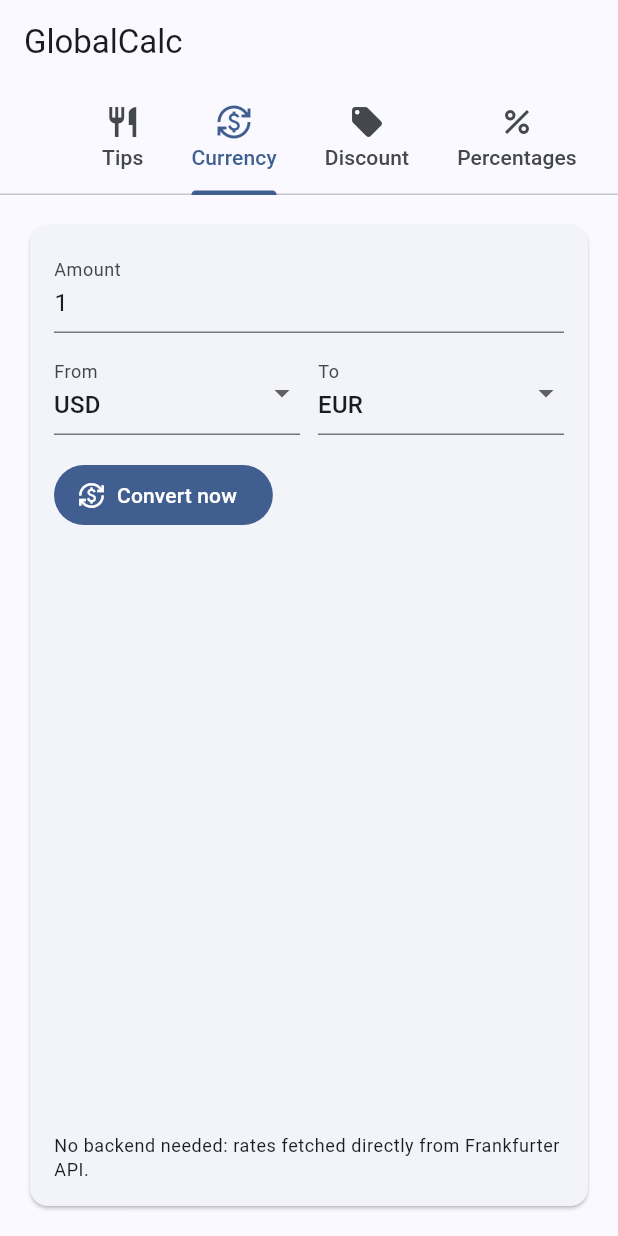
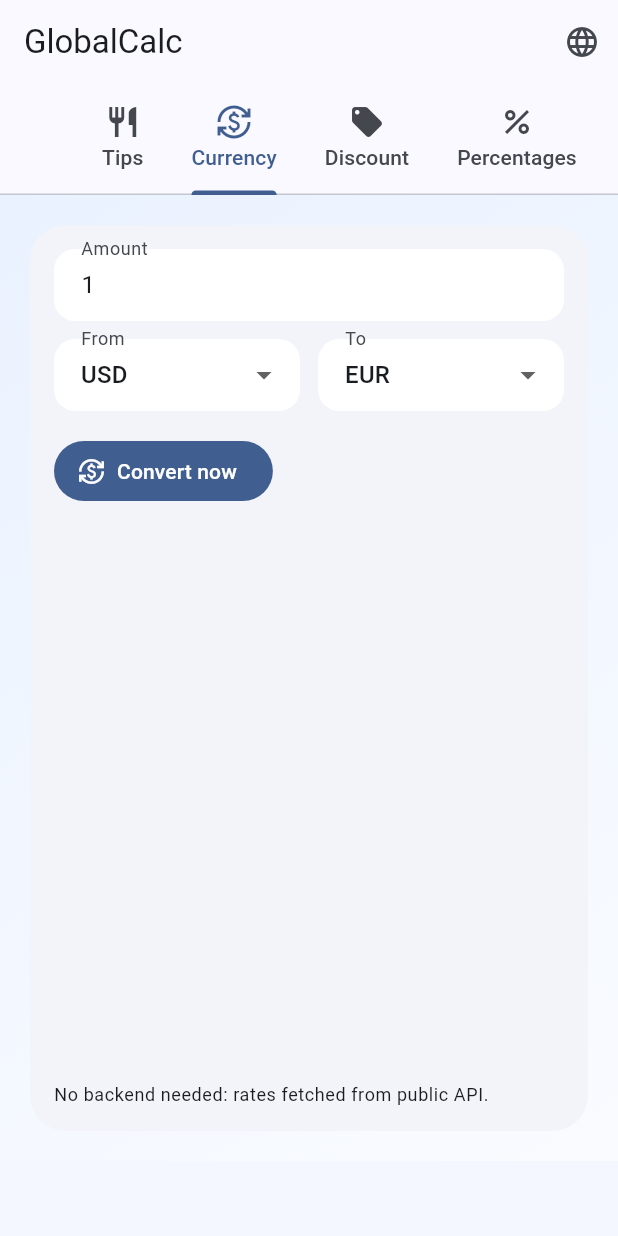
Before and after one commit to Gamellan/GlobalCalc, a Flutter app: the screen it shows after launch, tab 2 chosen, on a phone screen of 412 x 824 dp. Run offline on Flutter 3.47's test engine with Material 3 defaults, Android fonts, the phone set to English and light mode, and no system bars; drawn by our look-alikes of google_mobile_ads; our stand-ins replace shared_preferences; network calls fail.

Commit message:
Add offline currency cache, i18n (en/es/pt/fr), AdMob integration, and ASO draft

```diff
--- /dev/null
+++ b/lib/l10n/app_texts.dart
@@ -0,0 +1,189 @@
+import 'package:flutter/widgets.dart';
+
+class AppTexts {
+  AppTexts(this.locale);
+
+  final Locale locale;
+
+  static const supportedLocales = [
+    Locale('en'),
+    Locale('es'),
+    Locale('pt'),
+    Locale('fr'),
+  ];
+
+  static AppTexts of(BuildContext context) {
+    final texts = Localizations.of<AppTexts>(context, AppTexts);
+    if (texts == null) {
+      return AppTexts(const Locale('en'));
+    }
+    return texts;
+  }
+
+  static const LocalizationsDelegate<AppTexts> delegate = _AppTextsDelegate();
+
+  static const Map<String, Map<String, String>> _values = {
+    'en': {
+      'appName': 'GlobalCalc',
+      'tips': 'Tips',
+      'currency': 'Currency',
+      'discount': 'Discount',
+      'percentages': 'Percentages',
+      'billAmount': 'Bill amount',
+      'tip': 'Tip',
+      'splitByPeople': 'Split by people',
+      'tipAmount': 'Tip amount',
+      'totalWithTip': 'Total with tip',
+      'perPerson': 'Per person',
+      'amount': 'Amount',
+      'from': 'From',
+      'to': 'To',
+      'convertNow': 'Convert now',
+      'offlineRateNotice': 'Offline mode: using cached exchange rate.',
+      'noBackendNotice': 'No backend needed: rates fetched from public API.',
+      'exchangeError': 'Could not fetch exchange rate. Check connection and try again.',
+      'youSave': 'You save',
+      'finalPrice': 'Final price',
+      'originalPrice': 'Original price',
+      'discountValue': 'Discount',
+      'whatIsPercentOf': 'A) What is X% of N?',
+      'partOfWhole': 'B) Part is what % of whole?',
+      'numberN': 'N (number)',
+      'percentX': 'X (percent)',
+      'part': 'Part',
+      'whole': 'Whole',
+      'result': 'Result',
+      'language': 'Language',
+      'rateLabel': 'Rate',
+      'liveRate': 'Live rate',
+      'cachedRate': 'Cached rate',
+      'adLabel': 'Ad'
+    },
+    'es': {
+      'appName': 'GlobalCalc',
+      'tips': 'Propinas',
+      'currency': 'Divisas',
+      'discount': 'Descuentos',
+      'percentages': 'Porcentajes',
+      'billAmount': 'Importe de la cuenta',
+      'tip': 'Propina',
+      'splitByPeople': 'Dividir entre personas',
+      'tipAmount': 'Monto de propina',
+      'totalWithTip': 'Total con propina',
+      'perPerson': 'Por persona',
+      'amount': 'Cantidad',
+      'from': 'De',
+      'to': 'A',
+      'convertNow': 'Convertir ahora',
+      'offlineRateNotice': 'Modo sin conexion: usando tasa en cache.',
+      'noBackendNotice': 'Sin backend propio: tasas desde API publica.',
+      'exchangeError': 'No se pudo obtener la tasa. Revisa la conexion e intenta de nuevo.',
+      'youSave': 'Ahorras',
+      'finalPrice': 'Precio final',
+      'originalPrice': 'Precio original',
+      'discountValue': 'Descuento',
+      'whatIsPercentOf': 'A) Cuanto es X% de N?',
+      'partOfWhole': 'B) Parte representa que % del total?',
+      'numberN': 'N (numero)',
+      'percentX': 'X (porcentaje)',
+      'part': 'Parte',
+      'whole': 'Total',
+      'result': 'Resultado',
+      'language': 'Idioma',
+      'rateLabel': 'Tasa',
+      'liveRate': 'Tasa en vivo',
+      'cachedRate': 'Tasa en cache',
+      'adLabel': 'Anuncio'
+    },
+    'pt': {
+      'appName': 'GlobalCalc',
+      'tips': 'Gorjetas',
+      'currency': 'Cambio',
+      'discount': 'Desconto',
+      'percentages': 'Percentuais',
+      'billAmount': 'Valor da conta',
+      'tip': 'Gorjeta',
+      'splitByPeople': 'Dividir por pessoas',
+      'tipAmount': 'Valor da gorjeta',
+      'totalWithTip': 'Total com gorjeta',
+      'perPerson': 'Por pessoa',
+      'amount': 'Valor',
+      'from': 'De',
+      'to': 'Para',
+      'convertNow': 'Converter agora',
+      'offlineRateNotice': 'Modo offline: usando taxa em cache.',
+      'noBackendNotice': 'Sem backend proprio: taxas de API publica.',
+      'exchangeError': 'Nao foi possivel obter a taxa. Verifique a conexao e tente novamente.',
+      'youSave': 'Voce economiza',
+      'finalPrice': 'Preco final',
+      'originalPrice': 'Preco original',
+      'discountValue': 'Desconto',
+      'whatIsPercentOf': 'A) Quanto e X% de N?',
+      'partOfWhole': 'B) A parte representa qual % do total?',
+      'numberN': 'N (numero)',
+      'percentX': 'X (percentual)',
+      'part': 'Parte',
+      'whole': 'Total',
+      'result': 'Resultado',
+      'language': 'Idioma',
+      'rateLabel': 'Taxa',
+      'liveRate': 'Taxa ao vivo',
+      'cachedRate': 'Taxa em cache',
+      'adLabel': 'Anuncio'
+    },
+    'fr': {
+      'appName': 'GlobalCalc',
+      'tips': 'Pourboires',
+      'currency': 'Devise',
+      'discount': 'Remise',
+      'percentages': 'Pourcentages',
+      'billAmount': 'Montant de la note',
+      'tip': 'Pourboire',
+      'splitByPeople': 'Partager entre personnes',
+      'tipAmount': 'Montant du pourboire',
+      'totalWithTip': 'Total avec pourboire',
+      'perPerson': 'Par personne',
+      'amount': 'Montant',
+      'from': 'De',
+      'to': 'Vers',
+      'convertNow': 'Convertir',
+      'offlineRateNotice': 'Mode hors ligne: taux en cache utilise.',
+      'noBackendNotice': 'Sans backend: taux depuis API publique.',
+      'exchangeError': 'Impossible de recuperer le taux. Verifiez la connexion.',
+      'youSave': 'Vous economisez',
+      'finalPrice': 'Prix final',
+      'originalPrice': 'Prix d origine',
+      'discountValue': 'Remise',
+      'whatIsPercentOf': 'A) Combien vaut X% de N?',
+      'partOfWhole': 'B) La partie represente quel % du total?',
+      'numberN': 'N (nombre)',
+      'percentX': 'X (pourcentage)',
+      'part': 'Partie',
+      'whole': 'Total',
+      'result': 'Resultat',
+      'language': 'Langue',
+      'rateLabel': 'Taux',
+      'liveRate': 'Taux en direct',
+      'cachedRate': 'Taux en cache',
+      'adLabel': 'Publicite'
+    },
+  };
+
+  String get _lang => _values.containsKey(locale.languageCode) ? locale.languageCode : 'en';
+
+  String t(String key) => _values[_lang]?[key] ?? _values['en']![key] ?? key;
+}
+
+class _AppTextsDelegate extends LocalizationsDelegate<AppTexts> {
+  const _AppTextsDelegate();
+
+  @override
+  bool isSupported(Locale locale) =>
+      AppTexts.supportedLocales.any((supported) => supported.languageCode == locale.languageCode);
+
+  @override
+  Future<AppTexts> load(Locale locale) async => AppTexts(locale);
+
+  @override
+  bool shouldReload(covariant LocalizationsDelegate<AppTexts> old) => false;
+}
--- a/lib/main.dart
+++ b/lib/main.dart
@@ -1,56 +1,167 @@
 import 'dart:convert';
 
 import 'package:flutter/material.dart';
+import 'package:flutter_localizations/flutter_localizations.dart';
+import 'package:google_mobile_ads/google_mobile_ads.dart';
 import 'package:http/http.dart' as http;
+import 'package:shared_preferences/shared_preferences.dart';
 
-void main() {
+import 'l10n/app_texts.dart';
+
+Future<void> main() async {
+  WidgetsFlutterBinding.ensureInitialized();
+  await MobileAds.instance.initialize();
   runApp(const GlobalCalcApp());
 }
 
-class GlobalCalcApp extends StatelessWidget {
+class GlobalCalcApp extends StatefulWidget {
   const GlobalCalcApp({super.key});
+
+  @override
+  State<GlobalCalcApp> createState() => _GlobalCalcAppState();
+}
+
+class _GlobalCalcAppState extends State<GlobalCalcApp> {
+  Locale _locale = const Locale('en');
 
   @override
   Widget build(BuildContext context) {
     return MaterialApp(
       title: 'GlobalCalc',
       debugShowCheckedModeBanner: false,
+      locale: _locale,
+      supportedLocales: AppTexts.supportedLocales,
+      localizationsDelegates: const [
+        AppTexts.delegate,
+        GlobalMaterialLocalizations.delegate,
+        GlobalWidgetsLocalizations.delegate,
+        GlobalCupertinoLocalizations.delegate,
+      ],
       theme: ThemeData(
+        useMaterial3: true,
         colorScheme: ColorScheme.fromSeed(seedColor: const Color(0xFF0A84FF)),
-        useMaterial3: true,
+        scaffoldBackgroundColor: const Color(0xFFF4F7FF),
+        cardTheme: CardThemeData(
+          elevation: 0,
+          shape: RoundedRectangleBorder(borderRadius: BorderRadius.circular(24)),
         ),
-      home: const GlobalCalcHomePage(),
+        inputDecorationTheme: InputDecorationTheme(
+          filled: true,
+          fillColor: Colors.white,
+          border: OutlineInputBorder(
+            borderRadius: BorderRadius.circular(14),
+            borderSide: BorderSide.none,
+          ),
+          contentPadding: const EdgeInsets.symmetric(horizontal: 14, vertical: 12),
+        ),
+      ),
+      home: GlobalCalcHomePage(
+        locale: _locale,
+        onLocaleChanged: (locale) => setState(() => _locale = locale),
+      ),
     );
   }
 }
 
-class GlobalCalcHomePage extends StatelessWidget {
-  const GlobalCalcHomePage({super.key});
+class GlobalCalcHomePage extends StatefulWidget {
+  const GlobalCalcHomePage({
+    super.key,
+    required this.locale,
+    required this.onLocaleChanged,
+  });
+
+  final Locale locale;
+  final ValueChanged<Locale> onLocaleChanged;
+
+  @override
+  State<GlobalCalcHomePage> createState() => _GlobalCalcHomePageState();
+}
+
+class _GlobalCalcHomePageState extends State<GlobalCalcHomePage> {
+  BannerAd? _bannerAd;
+
+  @override
+  void initState() {
+    super.initState();
+    _loadBanner();
+  }
+
+  void _loadBanner() {
+    final banner = BannerAd(
+      adUnitId: AdMobConfig.bannerAdUnitId,
+      request: const AdRequest(),
+      size: AdSize.banner,
+      listener: BannerAdListener(
+        onAdLoaded: (_) => setState(() {}),
+      ),
+    );
+
+    banner.load();
+    _bannerAd = banner;
+  }
+
+  @override
+  void dispose() {
+    _bannerAd?.dispose();
+    super.dispose();
+  }
 
   @override
   Widget build(BuildContext context) {
+    final t = AppTexts.of(context);
+
     return DefaultTabController(
       length: 4,
       child: Scaffold(
         appBar: AppBar(
-          title: const Text('GlobalCalc'),
-          bottom: const TabBar(
+          title: Text(t.t('appName')),
+          actions: [
+            PopupMenuButton<Locale>(
+              tooltip: t.t('language'),
+              icon: const Icon(Icons.language),
+              onSelected: widget.onLocaleChanged,
+              itemBuilder: (context) => const [
+                PopupMenuItem(value: Locale('en'), child: Text('English')),
+                PopupMenuItem(value: Locale('es'), child: Text('Espanol')),
+                PopupMenuItem(value: Locale('pt'), child: Text('Portugues')),
+                PopupMenuItem(value: Locale('fr'), child: Text('Francais')),
+              ],
+            ),
+          ],
+          bottom: TabBar(
             isScrollable: true,
             tabs: [
-              Tab(icon: Icon(Icons.restaurant), text: 'Tips'),
-              Tab(icon: Icon(Icons.currency_exchange), text: 'Currency'),
-              Tab(icon: Icon(Icons.local_offer), text: 'Discount'),
-              Tab(icon: Icon(Icons.percent), text: 'Percentages'),
+              Tab(icon: const Icon(Icons.restaurant), text: t.t('tips')),
+              Tab(icon: const Icon(Icons.currency_exchange), text: t.t('currency')),
+              Tab(icon: const Icon(Icons.local_offer), text: t.t('discount')),
+              Tab(icon: const Icon(Icons.percent), text: t.t('percentages')),
             ],
           ),
         ),
-        body: const TabBarView(
+        body: DecoratedBox(
+          decoration: const BoxDecoration(
+            gradient: LinearGradient(
+              begin: Alignment.topLeft,
+              end: Alignment.bottomRight,
+              colors: [Color(0xFFEAF2FF), Color(0xFFF9FBFF)],
+            ),
+          ),
+          child: TabBarView(
             children: [
-            TipCalculatorTab(),
-            CurrencyConverterTab(),
-            DiscountCalculatorTab(),
-            PercentageCalculatorTab(),
+              const TipCalculatorTab(),
+              CurrencyConverterTab(onConversionCompleted: AdController.onConversionCompleted),
+              const DiscountCalculatorTab(),
+              const PercentageCalculatorTab(),
             ],
+          ),
+        ),
+        bottomNavigationBar: _bannerAd == null
+            ? null
+            : SafeArea(
+                child: SizedBox(
+                  height: _bannerAd!.size.height.toDouble(),
+                  child: AdWidget(ad: _bannerAd!),
+                ),
               ),
       ),
     );
@@ -80,6 +191,7 @@ class _TipCalculatorTabState extends State<TipCalculatorTab> {
 
   @override
   Widget build(BuildContext context) {
+    final t = AppTexts.of(context);
     final bill = _toDouble(_billController.text);
     final split = _toDouble(_splitController.text).clamp(1, 9999);
     final tipAmount = bill * (_tipPercent / 100);
@@ -93,11 +205,11 @@ class _TipCalculatorTabState extends State<TipCalculatorTab> {
           TextField(
             controller: _billController,
             keyboardType: const TextInputType.numberWithOptions(decimal: true),
-            decoration: const InputDecoration(labelText: 'Bill amount'),
+            decoration: InputDecoration(labelText: t.t('billAmount')),
             onChanged: (_) => setState(() {}),
           ),
           const SizedBox(height: 12),
-          Text('Tip: ${_tipPercent.toStringAsFixed(0)}%'),
+          Text('${t.t('tip')}: ${_tipPercent.toStringAsFixed(0)}%'),
           Slider(
             value: _tipPercent,
             min: 0,
@@ -109,13 +221,13 @@ class _TipCalculatorTabState extends State<TipCalculatorTab> {
           TextField(
             controller: _splitController,
             keyboardType: const TextInputType.numberWithOptions(decimal: false),
-            decoration: const InputDecoration(labelText: 'Split by people'),
+            decoration: InputDecoration(labelText: t.t('splitByPeople')),
             onChanged: (_) => setState(() {}),
           ),
           const SizedBox(height: 24),
-          _ResultLine(label: 'Tip amount', value: tipAmount),
-          _ResultLine(label: 'Total with tip', value: total),
-          _ResultLine(label: 'Per person', value: perPerson),
+          _ResultLine(label: t.t('tipAmount'), value: tipAmount),
+          _ResultLine(label: t.t('totalWithTip'), value: total),
+          _ResultLine(label: t.t('perPerson'), value: perPerson),
         ],
       ),
     );
@@ -123,7 +235,9 @@ class _TipCalculatorTabState extends State<TipCalculatorTab> {
 }
 
 class CurrencyConverterTab extends StatefulWidget {
-  const CurrencyConverterTab({super.key});
+  const CurrencyConverterTab({super.key, required this.onConversionCompleted});
+
+  final VoidCallback onConversionCompleted;
 
   @override
   State<CurrencyConverterTab> createState() => _CurrencyConverterTabState();
@@ -147,8 +261,7 @@ class _CurrencyConverterTabState extends State<CurrencyConverterTab> {
   String _from = 'USD';
   String _to = 'EUR';
   bool _loading = false;
-  double? _converted;
-  double? _rate;
+  CurrencyConversion? _conversion;
   String? _error;
 
   @override
@@ -167,12 +280,12 @@ class _CurrencyConverterTabState extends State<CurrencyConverterTab> {
     try {
       final result = await CurrencyService.convert(amount: amount, from: _from, to: _to);
       setState(() {
-        _converted = result.converted;
-        _rate = result.rate;
+        _conversion = result;
       });
-    } catch (e) {
+      widget.onConversionCompleted();
+    } catch (_) {
       setState(() {
-        _error = 'Could not fetch exchange rate. Check connection and try again.';
+        _error = AppTexts.of(context).t('exchangeError');
       });
     } finally {
       setState(() {
@@ -183,6 +296,8 @@ class _CurrencyConverterTabState extends State<CurrencyConverterTab> {
 
   @override
   Widget build(BuildContext context) {
+    final t = AppTexts.of(context);
+
     return _CalculatorContainer(
       child: Column(
         crossAxisAlignment: CrossAxisAlignment.start,
@@ -190,7 +305,7 @@ class _CurrencyConverterTabState extends State<CurrencyConverterTab> {
           TextField(
             controller: _amountController,
             keyboardType: const TextInputType.numberWithOptions(decimal: true),
-            decoration: const InputDecoration(labelText: 'Amount'),
+            decoration: InputDecoration(labelText: t.t('amount')),
           ),
           const SizedBox(height: 12),
           Row(
@@ -198,7 +313,7 @@ class _CurrencyConverterTabState extends State<CurrencyConverterTab> {
               Expanded(
                 child: DropdownButtonFormField<String>(
                   initialValue: _from,
-                  decoration: const InputDecoration(labelText: 'From'),
+                  decoration: InputDecoration(labelText: t.t('from')),
                   items: _currencies
                       .map((currency) => DropdownMenuItem(
                             value: currency,
@@ -212,7 +327,7 @@ class _CurrencyConverterTabState extends State<CurrencyConverterTab> {
               Expanded(
                 child: DropdownButtonFormField<String>(
                   initialValue: _to,
-                  decoration: const InputDecoration(labelText: 'To'),
+                  decoration: InputDecoration(labelText: t.t('to')),
                   items: _currencies
                       .map((currency) => DropdownMenuItem(
                             value: currency,
@@ -234,16 +349,28 @@ class _CurrencyConverterTabState extends State<CurrencyConverterTab> {
                     child: CircularProgressIndicator(strokeWidth: 2),
                   )
                 : const Icon(Icons.currency_exchange),
-            label: const Text('Convert now'),
+            label: Text(t.t('convertNow')),
           ),
           const SizedBox(height: 20),
-          if (_converted != null)
+          if (_conversion != null)
             Text(
-              '${_amountController.text} $_from = ${_converted!.toStringAsFixed(4)} $_to',
+              '${_amountController.text} $_from = ${_conversion!.converted.toStringAsFixed(4)} $_to',
               style: Theme.of(context).textTheme.titleMedium,
             ),
-          if (_rate != null)
-            Text('1 $_from = ${_rate!.toStringAsFixed(6)} $_to'),
+          if (_conversion != null)
+            Text(
+              '${t.t('rateLabel')}: 1 $_from = ${_conversion!.rate.toStringAsFixed(6)} $_to',
+            ),
+          if (_conversion != null && _conversion!.source == RateSource.cached)
+            Text(
+              t.t('offlineRateNotice'),
+              style: const TextStyle(color: Color(0xFF8A5C00)),
+            ),
+          if (_conversion != null)
+            Text(
+              _conversion!.source == RateSource.live ? t.t('liveRate') : t.t('cachedRate'),
+              style: const TextStyle(fontWeight: FontWeight.w600),
+            ),
           if (_error != null)
             Text(
               _error!,
@@ -251,7 +378,7 @@ class _CurrencyConverterTabState extends State<CurrencyConverterTab> {
             ),
           const Spacer(),
           Text(
-            'No backend needed: rates fetched directly from Frankfurter API.',
+            t.t('noBackendNotice'),
             style: Theme.of(context).textTheme.bodySmall,
           ),
         ],
@@ -279,6 +406,7 @@ class _DiscountCalculatorTabState extends State<DiscountCalculatorTab> {
 
   @override
   Widget build(BuildContext context) {
+    final t = AppTexts.of(context);
     final original = _toDouble(_priceController.text);
     final saved = original * (_discountPercent / 100);
     final finalPrice = original - saved;
@@ -290,11 +418,11 @@ class _DiscountCalculatorTabState extends State<DiscountCalculatorTab> {
           TextField(
             controller: _priceController,
             keyboardType: const TextInputType.numberWithOptions(decimal: true),
-            decoration: const InputDecoration(labelText: 'Original price'),
+            decoration: InputDecoration(labelText: t.t('originalPrice')),
             onChanged: (_) => setState(() {}),
           ),
           const SizedBox(height: 12),
-          Text('Discount: ${_discountPercent.toStringAsFixed(0)}%'),
+          Text('${t.t('discountValue')}: ${_discountPercent.toStringAsFixed(0)}%'),
           Slider(
             value: _discountPercent,
             min: 0,
@@ -304,8 +432,8 @@ class _DiscountCalculatorTabState extends State<DiscountCalculatorTab> {
             onChanged: (value) => setState(() => _discountPercent = value),
           ),
           const SizedBox(height: 24),
-          _ResultLine(label: 'You save', value: saved),
-          _ResultLine(label: 'Final price', value: finalPrice),
+          _ResultLine(label: t.t('youSave'), value: saved),
+          _ResultLine(label: t.t('finalPrice'), value: finalPrice),
         ],
       ),
     );
@@ -336,6 +464,7 @@ class _PercentageCalculatorTabState extends State<PercentageCalculatorTab> {
 
   @override
   Widget build(BuildContext context) {
+    final t = AppTexts.of(context);
     final number = _toDouble(_numberController.text);
     final percent = _toDouble(_percentController.text);
     final part = _toDouble(_partController.text);
@@ -346,37 +475,37 @@ class _PercentageCalculatorTabState extends State<PercentageCalculatorTab> {
     return _CalculatorContainer(
       child: ListView(
         children: [
-          Text('A) What is X% of N?', style: Theme.of(context).textTheme.titleSmall),
+          Text(t.t('whatIsPercentOf'), style: Theme.of(context).textTheme.titleSmall),
           const SizedBox(height: 8),
           TextField(
             controller: _numberController,
             keyboardType: const TextInputType.numberWithOptions(decimal: true),
-            decoration: const InputDecoration(labelText: 'N (number)'),
+            decoration: InputDecoration(labelText: t.t('numberN')),
             onChanged: (_) => setState(() {}),
           ),
           const SizedBox(height: 8),
           TextField(
             controller: _percentController,
             keyboardType: const TextInputType.numberWithOptions(decimal: true),
-            decoration: const InputDecoration(labelText: 'X (percent)'),
+            decoration: InputDecoration(labelText: t.t('percentX')),
             onChanged: (_) => setState(() {}),
           ),
           const SizedBox(height: 12),
-          _ResultLine(label: 'Result', value: percentOfNumber),
+          _ResultLine(label: t.t('result'), value: percentOfNumber),
           const SizedBox(height: 24),
-          Text('B) Part is what % of whole?', style: Theme.of(context).textTheme.titleSmall),
+          Text(t.t('partOfWhole'), style: Theme.of(context).textTheme.titleSmall),
           const SizedBox(height: 8),
           TextField(
             controller: _partController,
             keyboardType: const TextInputType.numberWithOptions(decimal: true),
-            decoration: const InputDecoration(labelText: 'Part'),
+            decoration: InputDecoration(labelText: t.t('part')),
             onChanged: (_) => setState(() {}),
           ),
           const SizedBox(height: 8),
           TextField(
             controller: _wholeController,
             keyboardType: const TextInputType.numberWithOptions(decimal: true),
-            decoration: const InputDecoration(labelText: 'Whole'),
+            decoration: InputDecoration(labelText: t.t('whole')),
             onChanged: (_) => setState(() {}),
           ),
           const SizedBox(height: 12),
@@ -427,6 +556,20 @@ class _CalculatorContainer extends StatelessWidget {
   }
 }
 
+enum RateSource { live, cached }
+
+class CurrencyConversion {
+  CurrencyConversion({
+    required this.converted,
+    required this.rate,
+    required this.source,
+  });
+
+  final double converted;
+  final double rate;
+  final RateSource source;
+}
+
 class CurrencyService {
   static Future<CurrencyConversion> convert({
     required double amount,
@@ -434,12 +577,14 @@ class CurrencyService {
     required String to,
   }) async {
     if (from == to) {
-      return CurrencyConversion(converted: amount, rate: 1);
+      return CurrencyConversion(converted: amount, rate: 1, source: RateSource.live);
     }
 
-    final uri = Uri.parse(
-      'https://api.frankfurter.app/latest?amount=$amount&from=$from&to=$to',
-    );
+    final cacheKey = 'rate_${from}_$to';
+    final prefs = await SharedPreferences.getInstance();
+
+    try {
+      final uri = Uri.parse('https://api.frankfurter.app/latest?amount=1&from=$from&to=$to');
       final response = await http.get(uri);
 
       if (response.statusCode != 200) {
@@ -448,16 +593,62 @@ class CurrencyService {
 
       final map = jsonDecode(response.body) as Map<String, dynamic>;
       final rates = map['rates'] as Map<String, dynamic>;
-    final converted = (rates[to] as num).toDouble();
-    final double rate = amount == 0 ? 0.0 : converted / amount;
+      final rate = (rates[to] as num).toDouble();
 
-    return CurrencyConversion(converted: converted, rate: rate);
+      await prefs.setDouble(cacheKey, rate);
+      await prefs.setInt('${cacheKey}_ts', DateTime.now().millisecondsSinceEpoch);
+
+      return CurrencyConversion(
+        converted: amount * rate,
+        rate: rate,
+        source: RateSource.live,
+      );
+    } catch (_) {
+      final cachedRate = prefs.getDouble(cacheKey);
+      if (cachedRate == null) {
+        rethrow;
+      }
+
+      return CurrencyConversion(
+        converted: amount * cachedRate,
+        rate: cachedRate,
+        source: RateSource.cached,
+      );
+    }
   }
 }
 
-class CurrencyConversion {
-  CurrencyConversion({required this.converted, required this.rate});
+class AdMobConfig {
+  AdMobConfig._();
 
-  final double converted;
-  final double rate;
+  // Test IDs. Replace with production IDs before release.
+  static const String appId = 'ca-app-pub-3940256099942544~3347511713';
+  static const String bannerAdUnitId = 'ca-app-pub-3940256099942544/6300978111';
+  static const String interstitialAdUnitId = 'ca-app-pub-3940256099942544/1033173712';
 }
+
+class AdController {
+  static int _conversionCount = 0;
+  static InterstitialAd? _interstitial;
+
+  static void _loadInterstitial() {
+    InterstitialAd.load(
+      adUnitId: AdMobConfig.interstitialAdUnitId,
+      request: const AdRequest(),
+      adLoadCallback: InterstitialAdLoadCallback(
+        onAdLoaded: (ad) => _interstitial = ad,
+        onAdFailedToLoad: (_) => _interstitial = null,
+      ),
+    );
+  }
+
+  static void onConversionCompleted() {
+    _conversionCount++;
+    _loadInterstitial();
+
+    if (_conversionCount % 3 == 0 && _interstitial != null) {
+      _interstitial!.show();
+      _interstitial = null;
+    }
+  }
+}
--- a/pubspec.yaml
+++ b/pubspec.yaml
@@ -30,11 +30,16 @@ environment:
 dependencies:
   flutter:
     sdk: flutter
+  flutter_localizations:
+    sdk: flutter
 
   # The following adds the Cupertino Icons font to your application.
   # Use with the CupertinoIcons class for iOS style icons.
   cupertino_icons: ^1.0.8
   http: ^1.2.2
+  intl: ^0.20.2
+  shared_preferences: ^2.3.3
+  google_mobile_ads: ^5.1.0
 
 dev_dependencies:
   flutter_test:
```
Also changed, not shown: pubspec.lock, 6 other files. Lines whose indentation alone changed are shown as unchanged.
